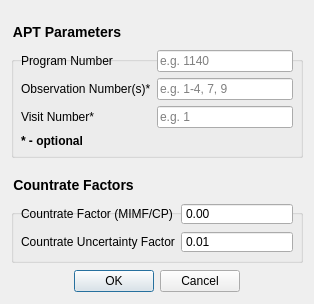
Before: the Qt Designer form jwst_magic/segment_guiding/photometryOverrideFileDialog.ui in spacetelescope/jwst_magic, drawn with Qt 5.
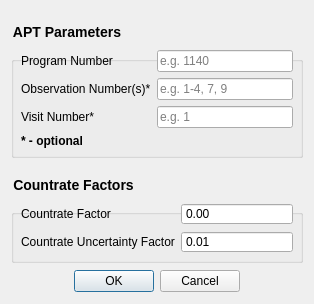
After: the same form once the commit is applied.

Commit message: Clean up and put in hook for overriding bright guiding

Diff of the .ui file:
```diff
--- a/jwst_magic/segment_guiding/photometryOverrideFileDialog.ui
+++ b/jwst_magic/segment_guiding/photometryOverrideFileDialog.ui
@@ -177,7 +177,7 @@
       <item row="0" column="0">
        <widget class="QLabel" name="label_4">
         <property name="text">
-         <string>Countrate Factor (MIMF/CP)</string>
+         <string>Countrate Factor</string>
         </property>
        </widget>
       </item>
```
The commit also changes 2 other files.
